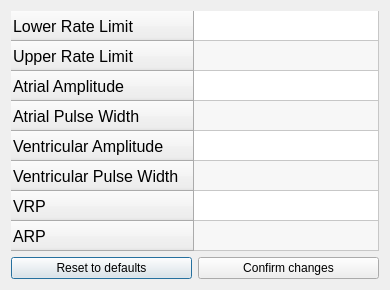
The window that DCM/ui_files/parameters.ui (CarlosCapili/3K04-Pacemaker-Project) describes before a commit, drawn with Qt 5.
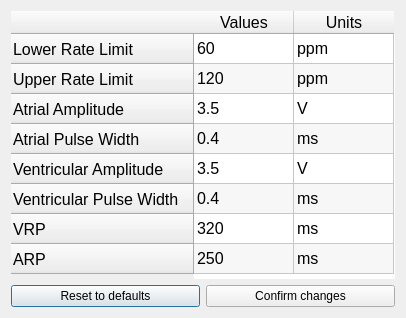
The same window after the commit.

```diff
--- a/DCM/ui_files/parameters.ui
+++ b/DCM/ui_files/parameters.ui
@@ -6,8 +6,8 @@
    <rect>
     <x>0</x>
     <y>0</y>
-    <width>390</width>
-    <height>290</height>
+    <width>406</width>
+    <height>318</height>
    </rect>
   </property>
   <property name="sizePolicy">
@@ -18,14 +18,14 @@
   </property>
   <property name="minimumSize">
    <size>
-    <width>390</width>
-    <height>290</height>
+    <width>406</width>
+    <height>318</height>
    </size>
   </property>
   <property name="maximumSize">
    <size>
-    <width>390</width>
-    <height>290</height>
+    <width>406</width>
+    <height>318</height>
    </size>
   </property>
   <property name="windowTitle">
@@ -97,7 +97,7 @@
       <enum>Qt::SolidLine</enum>
      </property>
      <attribute name="horizontalHeaderVisible">
-      <bool>false</bool>
+      <bool>true</bool>
      </attribute>
      <attribute name="horizontalHeaderCascadingSectionResizes">
       <bool>false</bool>
@@ -109,7 +109,7 @@
       <bool>false</bool>
      </attribute>
      <attribute name="horizontalHeaderStretchLastSection">
-      <bool>true</bool>
+      <bool>false</bool>
      </attribute>
      <attribute name="verticalHeaderVisible">
       <bool>true</bool>
@@ -165,44 +165,110 @@
        <string>Values</string>
       </property>
      </column>
+     <column>
+      <property name="text">
+       <string>Units</string>
+      </property>
+     </column>
      <item row="0" column="0">
       <property name="text">
-       <string/>
+       <string>60</string>
+      </property>
+     </item>
+     <item row="0" column="1">
+      <property name="text">
+       <string>ppm</string>
+      </property>
+      <property name="flags">
+       <set>ItemIsDragEnabled|ItemIsUserCheckable|ItemIsEnabled</set>
       </property>
      </item>
      <item row="1" column="0">
       <property name="text">
-       <string/>
+       <string>120</string>
+      </property>
+     </item>
+     <item row="1" column="1">
+      <property name="text">
+       <string>ppm</string>
+      </property>
+      <property name="flags">
+       <set>ItemIsDragEnabled|ItemIsUserCheckable|ItemIsEnabled</set>
       </property>
      </item>
      <item row="2" column="0">
       <property name="text">
-       <string/>
+       <string>3.5</string>
+      </property>
+     </item>
+     <item row="2" column="1">
+      <property name="text">
+       <string>V</string>
+      </property>
+      <property name="flags">
+       <set>ItemIsDragEnabled|ItemIsUserCheckable|ItemIsEnabled</set>
       </property>
      </item>
      <item row="3" column="0">
       <property name="text">
-       <string/>
+       <string>0.4</string>
+      </property>
+     </item>
+     <item row="3" column="1">
+      <property name="text">
+       <string>ms</string>
+      </property>
+      <property name="flags">
+       <set>ItemIsDragEnabled|ItemIsUserCheckable|ItemIsEnabled</set>
       </property>
      </item>
      <item row="4" column="0">
       <property name="text">
-       <string/>
+       <string>3.5</string>
+      </property>
+     </item>
+     <item row="4" column="1">
+      <property name="text">
+       <string>V</string>
       </property>
      </item>
      <item row="5" column="0">
       <property name="text">
-       <string/>
+       <string>0.4</string>
+      </property>
+     </item>
+     <item row="5" column="1">
+      <property name="text">
+       <string>ms</string>
+      </property>
+      <property name="flags">
+       <set>ItemIsDragEnabled|ItemIsUserCheckable|ItemIsEnabled</set>
       </property>
      </item>
      <item row="6" column="0">
       <property name="text">
-       <string/>
+       <string>320</string>
+      </property>
+     </item>
+     <item row="6" column="1">
+      <property name="text">
+       <string>ms</string>
+      </property>
+      <property name="flags">
+       <set>ItemIsDragEnabled|ItemIsUserCheckable|ItemIsEnabled</set>
       </property>
      </item>
      <item row="7" column="0">
       <property name="text">
-       <string/>
+       <string>250</string>
+      </property>
+     </item>
+     <item row="7" column="1">
+      <property name="text">
+       <string>ms</string>
+      </property>
+      <property name="flags">
+       <set>ItemIsDragEnabled|ItemIsUserCheckable|ItemIsEnabled</set>
       </property>
      </item>
     </widget>
```
